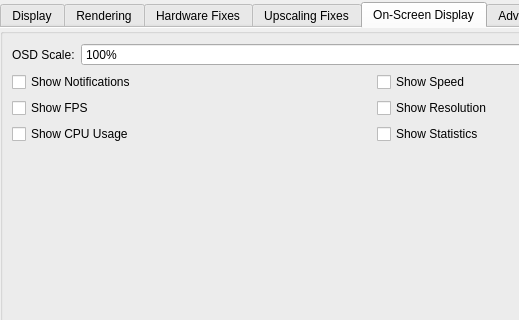
PCSX2/pcsx2, file pcsx2-qt/Settings/GraphicsSettingsWidget.ui: the form before one commit; both pictures show x 0 to 519 and y 95 to 415 of the 747 by 890 pixel window.
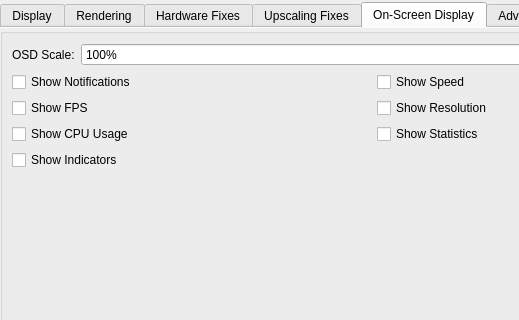
The form after the commit. The open tabs and pages were chosen to show the change.

Commit message:
GS: Add option to disable status indicators
Fast forward/pause icons.

```diff
--- a/pcsx2-qt/Settings/GraphicsSettingsWidget.ui
+++ b/pcsx2-qt/Settings/GraphicsSettingsWidget.ui
@@ -919,6 +919,13 @@
            </property>
           </widget>
          </item>
+         <item row="3" column="0">
+          <widget class="QCheckBox" name="osdShowIndicators">
+           <property name="text">
+            <string>Show Indicators</string>
+           </property>
+          </widget>
+         </item>
         </layout>
        </item>
       </layout>
```
The commit also changes 6 other files.
